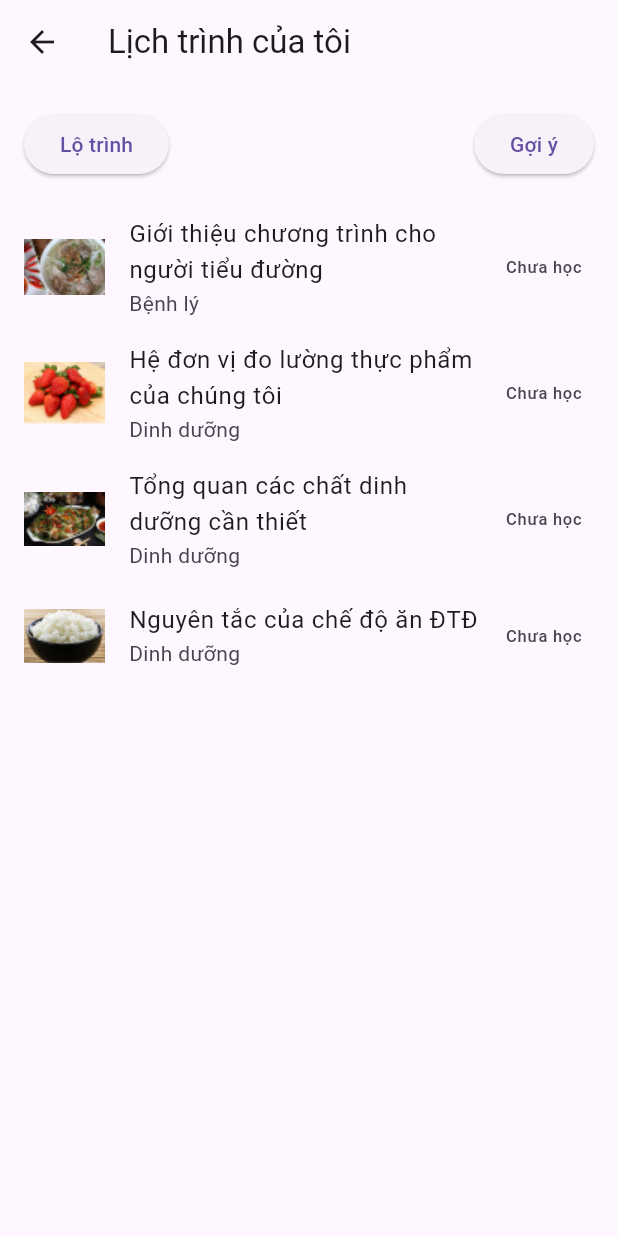
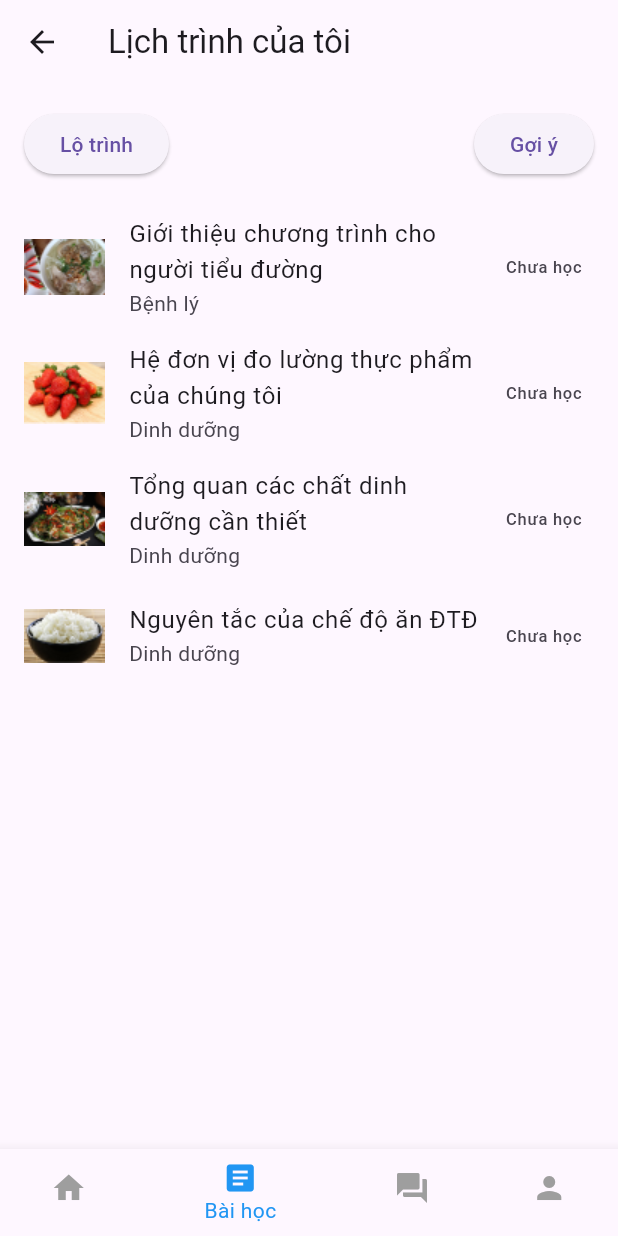
Before and after one commit to annguyen3112/diabetes_app, a Flutter app: the LessonScreen screen opened directly, on a phone screen of 412 x 824 dp. Run offline on Flutter 3.47's test engine with Material 3 defaults, Android fonts, the phone set to English and light mode, and no system bars; our stand-ins replace sqflite; accounts and stored records are empty.

Commit message:
Update lesson_screen.dart

```diff
--- a/lib/screens/lesson_screen.dart
+++ b/lib/screens/lesson_screen.dart
@@ -1,6 +1,8 @@
 import 'package:flutter/material.dart';
 import 'package:diabetes_app/models/lesson.dart';
 import 'package:diabetes_app/database.dart';
+
+import 'chatbot_screen.dart';
 
 class LessonScreen extends StatefulWidget {
   @override
@@ -66,6 +68,37 @@ class _LessonScreenState extends State<LessonScreen> {
           ),
         ],
       ),
+      bottomNavigationBar: BottomNavigationBar(
+        items: [
+          BottomNavigationBarItem(icon: Icon(Icons.home), label: 'Trang chủ'),
+          BottomNavigationBarItem(icon: Icon(Icons.article), label: 'Bài học'),
+          BottomNavigationBarItem(icon: Icon(Icons.question_answer), label: 'Hỏi đáp'),
+          BottomNavigationBarItem(icon: Icon(Icons.person), label: 'Cá nhân'),
+        ],
+        selectedItemColor: Colors.blue,
+        unselectedItemColor: Colors.grey,
+        currentIndex: 1,
+        onTap: (index) {
+          if (index == 2) {
+            Navigator.push(
+              context,
+              MaterialPageRoute(builder: (context) => ChatbotScreen()),
+            );
+          }
+          // if (index == 0) {
+          //   Navigator.push(
+          //     context,
+          //     MaterialPageRoute(builder: (context) => ()),
+          //   );
+          // }
+          // if (index == 3) {
+          //   Navigator.push(
+          //     context,
+          //     MaterialPageRoute(builder: (context) => ()),
+          //   );
+          // }
+        },
+      ),
     );
   }
 
```
